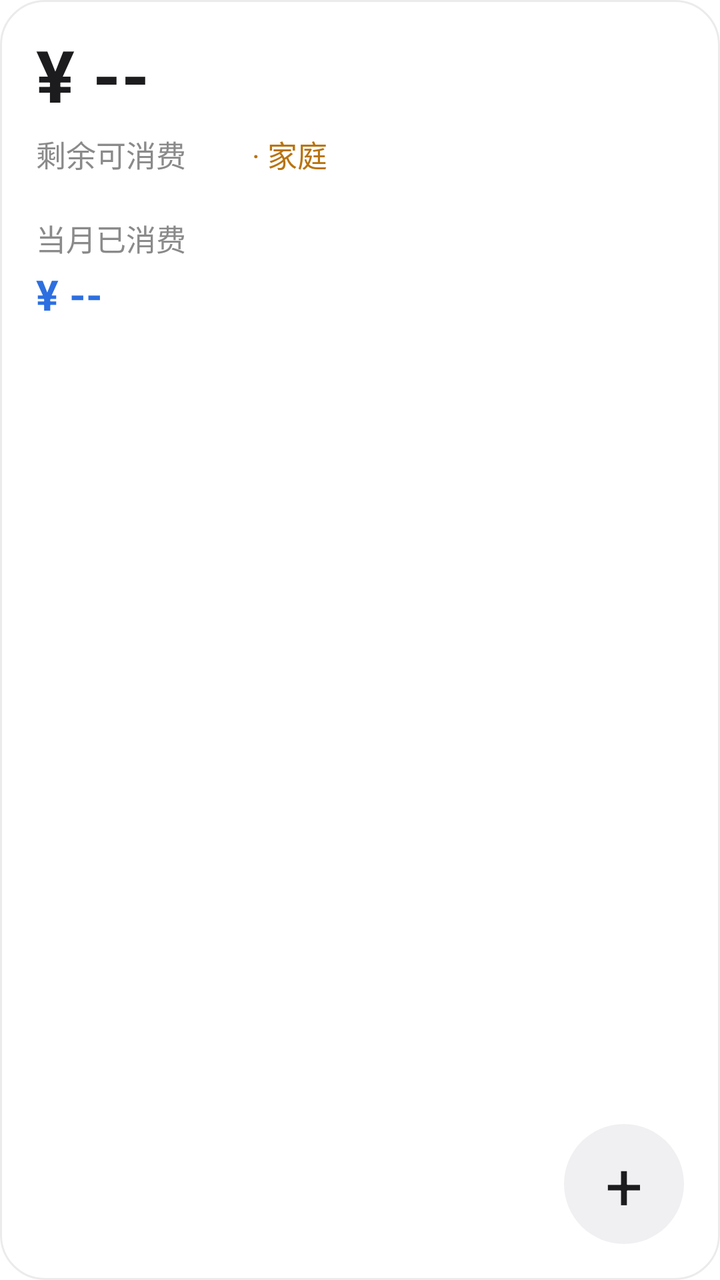
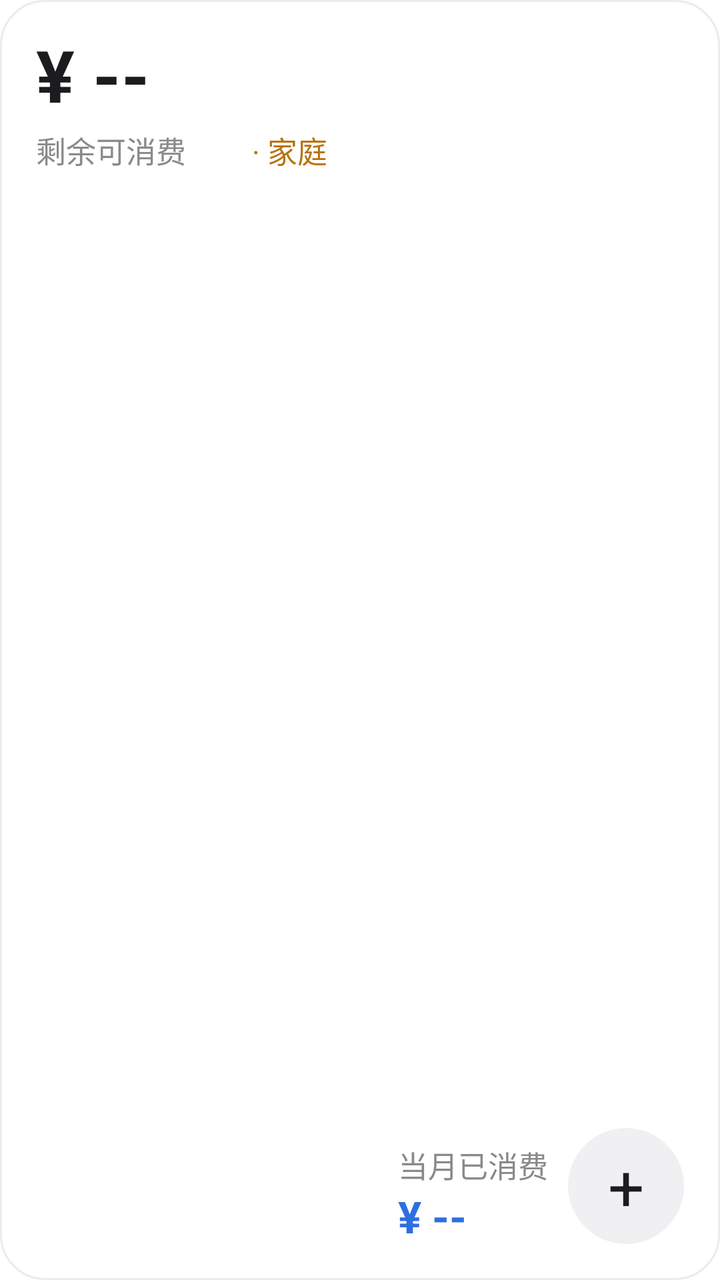

Compare the two renders of this Android layout. The source of the first and the diff that turns it into the second are given below.
<!-- AndroidManifest.xml: fallback theme Theme.MaterialComponents.DayNight.NoActionBar -->
<!-- res/layout/widget_finance.xml -->
<?xml version="1.0" encoding="utf-8"?>
<FrameLayout xmlns:android="http://schemas.android.com/apk/res/android"
    android:id="@+id/widget_root"
    android:layout_width="match_parent"
    android:layout_height="match_parent"
    android:background="@drawable/widget_background"
    android:padding="18dp">

    <LinearLayout
        android:layout_width="match_parent"
        android:layout_height="wrap_content"
        android:layout_gravity="top"
        android:orientation="vertical">

        <TextView
            android:id="@+id/widget_consumable"
            android:layout_width="match_parent"
            android:layout_height="wrap_content"
            android:ellipsize="end"
            android:maxLines="1"
            android:autoSizeTextType="uniform"
            android:autoSizeMinTextSize="20sp"
            android:autoSizeMaxTextSize="52sp"
            android:autoSizeStepGranularity="1sp"
            android:includeFontPadding="false"
            android:text="¥ --"
            android:textColor="@color/widget_value"
            android:textSize="36sp"
            android:textStyle="bold" />

        <LinearLayout
            android:layout_width="wrap_content"
            android:layout_height="wrap_content"
            android:layout_marginTop="6dp"
            android:gravity="center_vertical"
            android:orientation="horizontal">

            <TextView
                android:layout_width="wrap_content"
                android:layout_height="wrap_content"
                android:text="剩余可消费"
                android:textColor="@color/widget_label"
                android:textSize="15sp" />

            <ImageView
                android:id="@+id/widget_eye"
                android:layout_width="18dp"
                android:layout_height="18dp"
                android:layout_marginStart="7dp"
                android:contentDescription="隐藏金额"
                android:src="@drawable/widget_eye" />

            <TextView
                android:id="@+id/widget_scope"
                android:layout_width="wrap_content"
                android:layout_height="wrap_content"
                android:layout_marginStart="8dp"
                android:text="· 家庭"
                android:textColor="@color/widget_accent"
                android:textSize="15sp" />
        </LinearLayout>

        <LinearLayout
            android:layout_width="wrap_content"
            android:layout_height="wrap_content"
            android:layout_marginTop="20dp"
            android:gravity="center_vertical"
            android:orientation="horizontal">

            <TextView
                android:layout_width="wrap_content"
                android:layout_height="wrap_content"
                android:text="当月已消费"
                android:textColor="@color/widget_label"
                android:textSize="15sp" />
        </LinearLayout>

        <TextView
            android:id="@+id/widget_spent"
            android:layout_width="match_parent"
            android:layout_height="wrap_content"
            android:layout_marginTop="6dp"
            android:ellipsize="end"
            android:maxLines="1"
            android:includeFontPadding="false"
            android:text="¥ --"
            android:textColor="@color/widget_spent_value"
            android:textSize="21sp"
            android:textStyle="bold" />
    </LinearLayout>

    <TextView
        android:id="@+id/widget_add"
        android:layout_width="60dp"
        android:layout_height="60dp"
        android:layout_gravity="bottom|end"
        android:background="@drawable/widget_add_btn"
        android:gravity="center"
        android:text="+"
        android:textColor="@color/widget_add_fg"
        android:textSize="33sp" />
</FrameLayout>
<!-- resources referenced by this layout -->
<resources>
  <color name="widget_accent">#FFB8730F</color>
  <color name="widget_add_fg">#FF1C1C1E</color>
  <color name="widget_label">#FF8A8A8A</color>
  <color name="widget_spent_value">#FF2D6FE0</color>
  <color name="widget_value">#FF1C1C1E</color>
  <!-- drawable widget_add_btn (drawable) -->
  <?xml version="1.0" encoding="utf-8"?>
  <shape xmlns:android="http://schemas.android.com/apk/res/android"
      android:shape="oval">
      <solid android:color="@color/widget_add_bg" />
  </shape>
  <!-- drawable widget_background (drawable) -->
  <?xml version="1.0" encoding="utf-8"?>
  <shape xmlns:android="http://schemas.android.com/apk/res/android"
      android:shape="rectangle">
      <solid android:color="@color/widget_bg" />
      <corners android:radius="22dp" />
      <stroke
          android:width="1dp"
          android:color="@color/widget_border" />
  </shape>
  <!-- drawable widget_eye (drawable) -->
  <?xml version="1.0" encoding="utf-8"?>
  <vector xmlns:android="http://schemas.android.com/apk/res/android"
      android:width="18dp"
      android:height="18dp"
      android:viewportWidth="24"
      android:viewportHeight="24">
      <path
          android:fillColor="#80FFFFFF"
          android:pathData="M12,4.5C7,4.5 2.73,7.61 1,12c1.73,4.39 6,7.5 11,7.5s9.27,-3.11 11,-7.5c-1.73,-4.39 -6,-7.5 -11,-7.5zM12,17c-2.76,0 -5,-2.24 -5,-5s2.24,-5 5,-5 5,2.24 5,5 -2.24,5 -5,5zM12,9c-1.66,0 -3,1.34 -3,3s1.34,3 3,3 3,-1.34 3,-3 -1.34,-3 -3,-3z" />
  </vector>
  <color name="widget_add_bg">#FFF0F0F2</color>
  <color name="widget_bg">#FFFFFFFF</color>
  <color name="widget_border">#14000000</color>
</resources>

<!-- the commit's change to res/layout/widget_finance.xml (unified diff, before → after) -->
@@ -1,102 +1,100 @@
 <?xml version="1.0" encoding="utf-8"?>
-<FrameLayout xmlns:android="http://schemas.android.com/apk/res/android"
+<RelativeLayout xmlns:android="http://schemas.android.com/apk/res/android"
     android:id="@+id/widget_root"
     android:layout_width="match_parent"
     android:layout_height="match_parent"
     android:background="@drawable/widget_background"
     android:padding="18dp">
 
-    <LinearLayout
+    <TextView
+        android:id="@+id/widget_consumable"
         android:layout_width="match_parent"
         android:layout_height="wrap_content"
-        android:layout_gravity="top"
+        android:layout_alignParentTop="true"
+        android:autoSizeTextType="uniform"
+        android:autoSizeMinTextSize="20sp"
+        android:autoSizeMaxTextSize="52sp"
+        android:autoSizeStepGranularity="1sp"
+        android:ellipsize="end"
+        android:includeFontPadding="false"
+        android:maxLines="1"
+        android:text="¥ --"
+        android:textColor="@color/widget_value"
+        android:textSize="36sp"
+        android:textStyle="bold" />
+
+    <LinearLayout
+        android:id="@+id/widget_label_row"
+        android:layout_width="wrap_content"
+        android:layout_height="wrap_content"
+        android:layout_below="@id/widget_consumable"
+        android:layout_marginTop="4dp"
+        android:gravity="center_vertical"
+        android:orientation="horizontal">
+
+        <TextView
+            android:layout_width="wrap_content"
+            android:layout_height="wrap_content"
+            android:text="剩余可消费"
+            android:textColor="@color/widget_label"
+            android:textSize="15sp" />
+
+        <ImageView
+            android:id="@+id/widget_eye"
+            android:layout_width="18dp"
+            android:layout_height="18dp"
+            android:layout_marginStart="7dp"
+            android:contentDescription="隐藏金额"
+            android:src="@drawable/widget_eye" />
+
+        <TextView
+            android:id="@+id/widget_scope"
+            android:layout_width="wrap_content"
+            android:layout_height="wrap_content"
+            android:layout_marginStart="8dp"
+            android:text="· 家庭"
+            android:textColor="@color/widget_accent"
+            android:textSize="15sp" />
+    </LinearLayout>
+
+    <LinearLayout
+        android:layout_width="wrap_content"
+        android:layout_height="wrap_content"
+        android:layout_alignParentBottom="true"
+        android:layout_toStartOf="@id/widget_add"
+        android:layout_marginEnd="10dp"
         android:orientation="vertical">
 
         <TextView
-            android:id="@+id/widget_consumable"
-            android:layout_width="match_parent"
-            android:layout_height="wrap_content"
-            android:ellipsize="end"
-            android:maxLines="1"
-            android:autoSizeTextType="uniform"
-            android:autoSizeMinTextSize="20sp"
-            android:autoSizeMaxTextSize="52sp"
-            android:autoSizeStepGranularity="1sp"
-            android:includeFontPadding="false"
-            android:text="¥ --"
-            android:textColor="@color/widget_value"
-            android:textSize="36sp"
-            android:textStyle="bold" />
-
-        <LinearLayout
             android:layout_width="wrap_content"
             android:layout_height="wrap_content"
-            android:layout_marginTop="6dp"
-            android:gravity="center_vertical"
-            android:orientation="horizontal">
-
-            <TextView
-                android:layout_width="wrap_content"
-                android:layout_height="wrap_content"
-                android:text="剩余可消费"
-                android:textColor="@color/widget_label"
-                android:textSize="15sp" />
-
-            <ImageView
-                android:id="@+id/widget_eye"
-                android:layout_width="18dp"
-                android:layout_height="18dp"
-                android:layout_marginStart="7dp"
-                android:contentDescription="隐藏金额"
-                android:src="@drawable/widget_eye" />
-
-            <TextView
-                android:id="@+id/widget_scope"
-                android:layout_width="wrap_content"
-                android:layout_height="wrap_content"
-                android:layout_marginStart="8dp"
-                android:text="· 家庭"
-                android:textColor="@color/widget_accent"
-                android:textSize="15sp" />
-        </LinearLayout>
-
-        <LinearLayout
-            android:layout_width="wrap_content"
-            android:layout_height="wrap_content"
-            android:layout_marginTop="20dp"
-            android:gravity="center_vertical"
-            android:orientation="horizontal">
-
-            <TextView
-                android:layout_width="wrap_content"
-                android:layout_height="wrap_content"
-                android:text="当月已消费"
-                android:textColor="@color/widget_label"
-                android:textSize="15sp" />
-        </LinearLayout>
+            android:text="当月已消费"
+            android:textColor="@color/widget_label"
+            android:textSize="15sp" />
 
         <TextView
             android:id="@+id/widget_spent"
-            android:layout_width="match_parent"
+            android:layout_width="wrap_content"
             android:layout_height="wrap_content"
-            android:layout_marginTop="6dp"
+            android:layout_marginTop="3dp"
             android:ellipsize="end"
+            android:includeFontPadding="false"
             android:maxLines="1"
-            android:includeFontPadding="false"
             android:text="¥ --"
             android:textColor="@color/widget_spent_value"
-            android:textSize="21sp"
+            android:textSize="22sp"
             android:textStyle="bold" />
     </LinearLayout>
 
     <TextView
         android:id="@+id/widget_add"
-        android:layout_width="60dp"
-        android:layout_height="60dp"
-        android:layout_gravity="bottom|end"
+        android:layout_width="58dp"
+        android:layout_height="58dp"
+        android:layout_alignParentBottom="true"
+        android:layout_alignParentEnd="true"
         android:background="@drawable/widget_add_btn"
         android:gravity="center"
         android:text="+"
         android:textColor="@color/widget_add_fg"
-        android:textSize="33sp" />
-</FrameLayout>
+        android:textSize="32sp" />
+</RelativeLayout>
